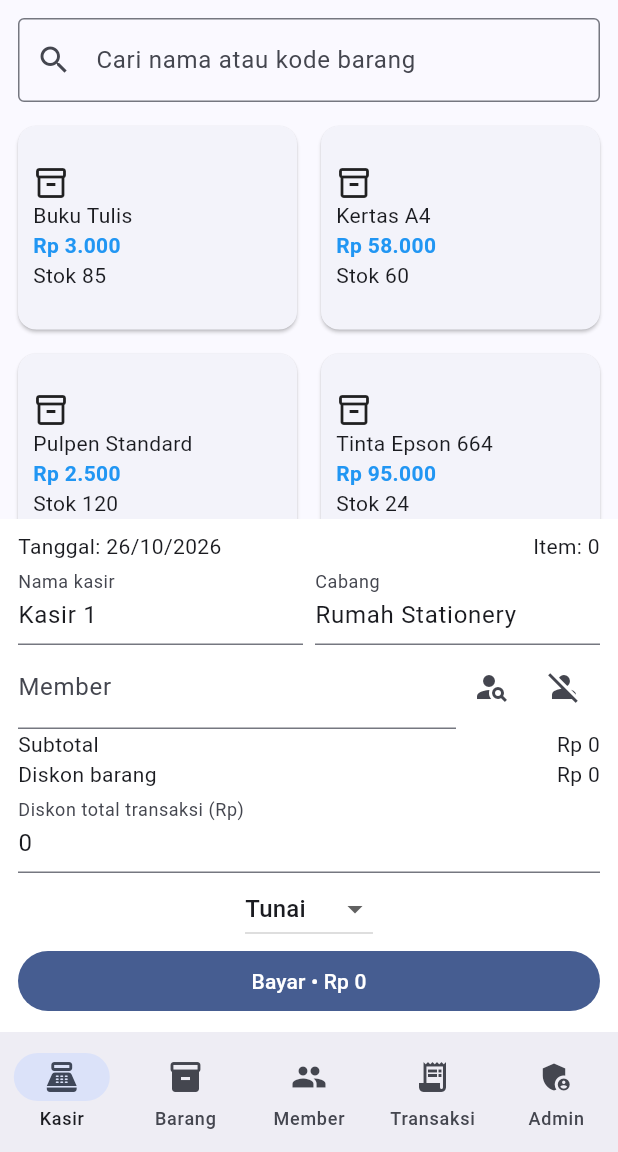
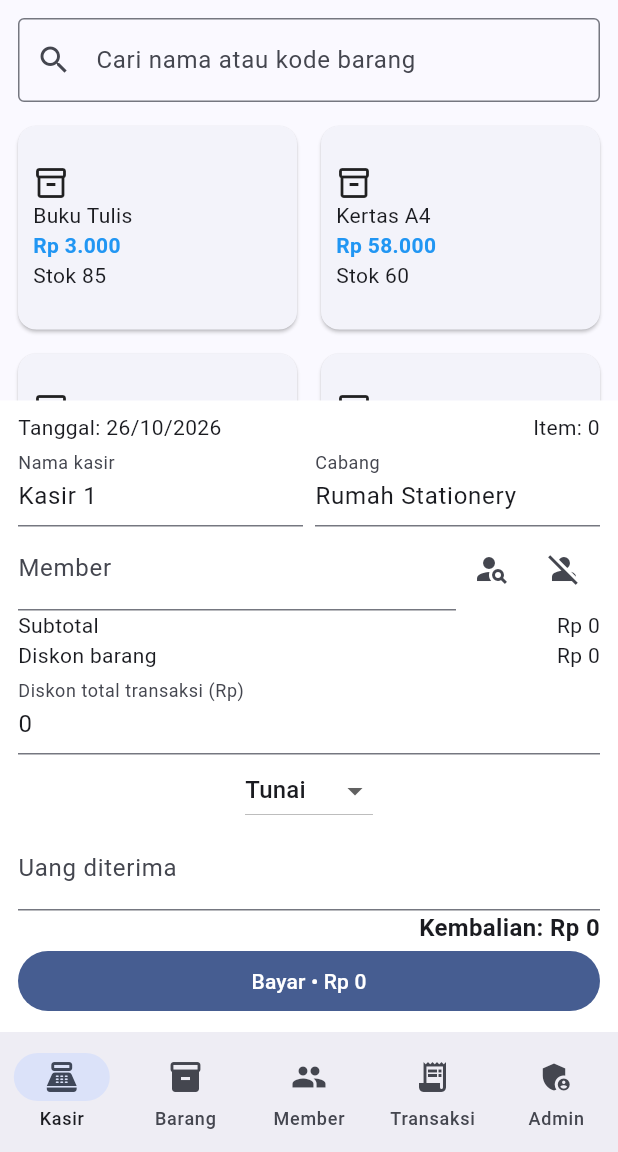
Before and after one commit to sachril917-spec/rumahstationery-kasir-modern, a Flutter app: the screen it shows after launch, on a phone screen of 412 x 824 dp, the part 84-1236 px from its top. Run offline on Flutter 3.47's test engine with Material 3 defaults, Android fonts, the phone set to English and light mode, and no system bars; our stand-ins replace sqflite; accounts and stored records are empty.

Commit message:
Update main.dart

```diff
--- a/lib/main.dart
+++ b/lib/main.dart
@@ -501,6 +501,28 @@ int get changeAmount =>
       Row(mainAxisAlignment: MainAxisAlignment.spaceBetween, children: [const Text('Diskon barang'), Text(money(itemDiscountTotal))]),
       TextField(controller: transactionDiscountController, keyboardType: TextInputType.number, decoration: const InputDecoration(labelText: 'Diskon total transaksi (Rp)'), onChanged: (_) => setState(() {})),
       DropdownButton<String>(value: payment, items: ['Tunai', 'Transfer', 'QRIS'].map((v) => DropdownMenuItem(value: v, child: Text(v))).toList(), onChanged: (v) => setState(() => payment = v ?? 'Tunai')),
+if (payment == 'Tunai') ...[
+  TextField(
+    controller: cashReceivedController,
+    keyboardType: TextInputType.number,
+    decoration: InputDecoration(
+      labelText: 'Uang diterima',
+      hintText: 'Masukkan nominal uang pelanggan',
+      prefixText: 'Rp ',
+    ),
+    onChanged: (_) => setState(() {}),
+  ),
+  Align(
+    alignment: Alignment.centerRight,
+    child: Text(
+      'Kembalian: ${money(changeAmount)}',
+      style: const TextStyle(
+        fontWeight: FontWeight.bold,
+        fontSize: 16,
+      ),
+    ),
+  ),
+],
       SizedBox(width: double.infinity, child: FilledButton(onPressed: () async {
         if (cart.isEmpty) { notify('Keranjang masih kosong'); return; }
         if (transactionDiscount < 0 || transactionDiscount > subtotal - itemDiscountTotal) { notify('Diskon total tidak boleh melebihi subtotal setelah diskon barang'); return; }
```
